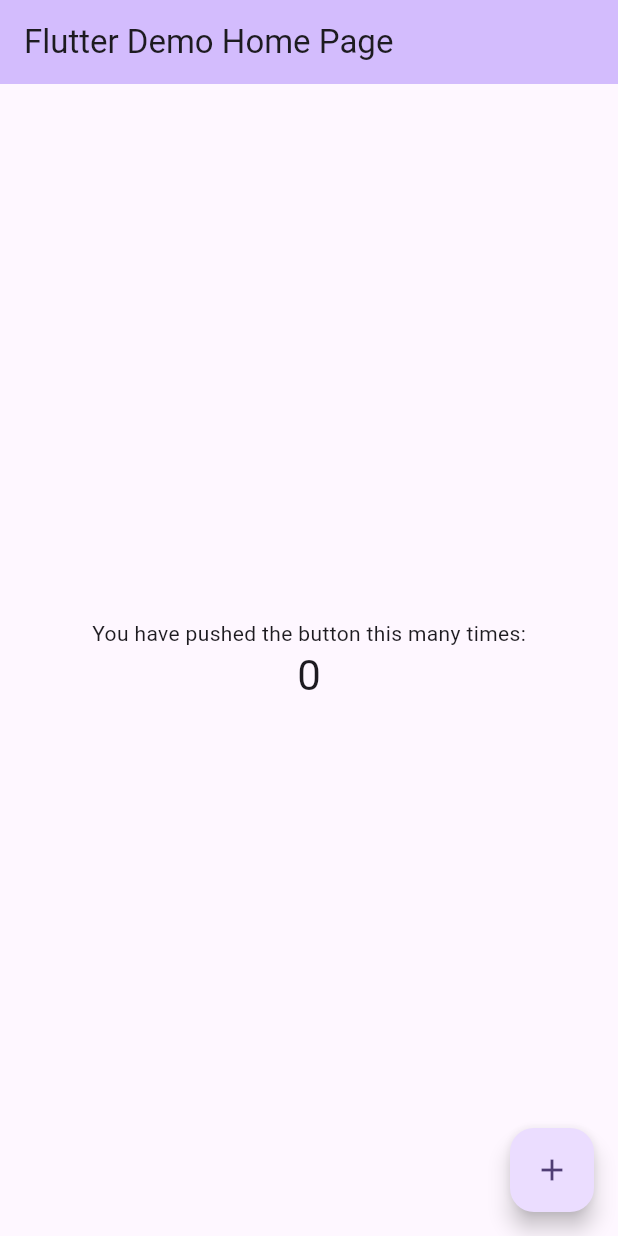
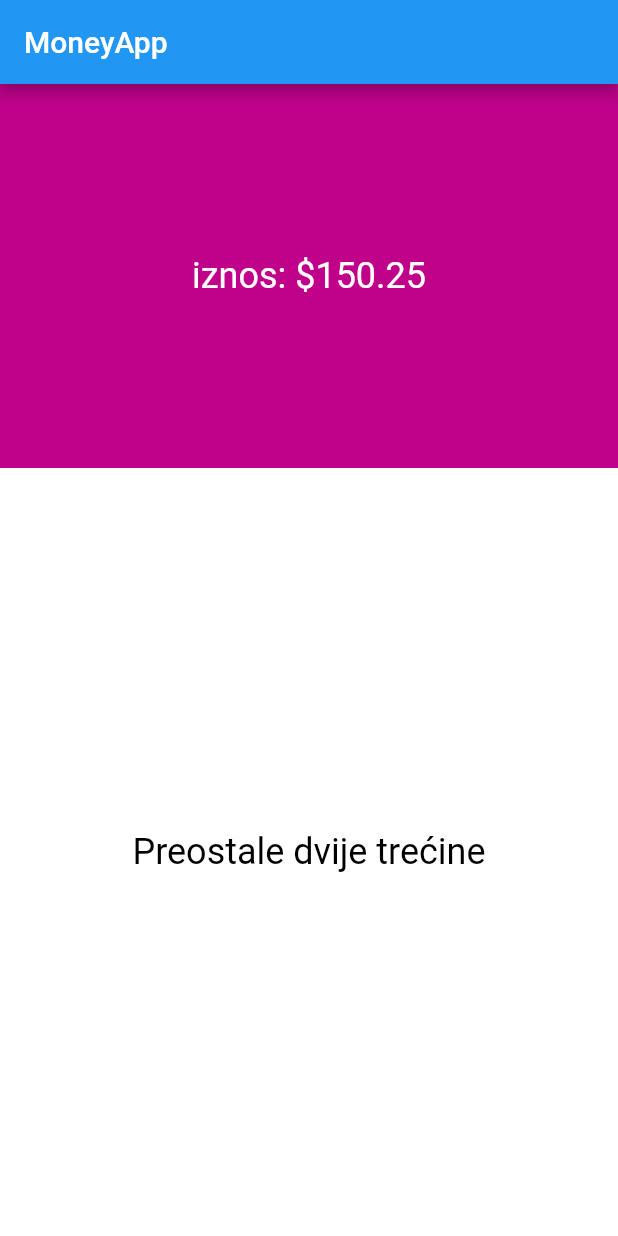
Before and after one commit to KerimZuna/MoneyApp, a Flutter app: the screen it shows after launch, on a phone screen of 412 x 824 dp. Run offline on Flutter 3.47's test engine with Material 2 defaults, Android fonts, the phone set to English and light mode, and no system bars; our stand-ins replace get.

Commit message:
Kreirao prvi page - Transactions.dart

```diff
--- /dev/null
+++ b/money_app/lib/controllers/balanceController.dart
@@ -0,0 +1,65 @@
+import 'package:get/get.dart';
+import 'package:intl/intl.dart';
+import 'package:money_app/models/modelTransaction.dart';
+
+class iznosController extends GetxController{
+  var iznos = 0.0.obs;
+  var transakcije = <Transakcije>[].obs;
+
+  @override
+  void onInit() {
+    super.onInit();
+    iznos.value = 150.25;
+    transakcije.value = _getDummyTransactions();
+  }
+
+  void dodajIznos(double iznosZaDodati){
+    iznos.value += iznosZaDodati;
+    _dodajTransakciju(
+      Transakcije(
+        tip: tipTransakcije.DEPOSIT,
+        iznos: iznos.value,
+        datum: DateTime.now(),
+    ));
+  }
+
+  void updateiznos(double noviIznos){
+    iznos.value = noviIznos;
+  }
+
+
+  void _dodajTransakciju(Transakcije transakcija) {
+    transakcije.insert(0, transakcija);
+  }
+
+  List<Transakcije> _getDummyTransactions() {
+    return [
+      Transakcije(
+        tip: tipTransakcije.UPLATA,
+        iznos: 45.99,
+        datum: DateTime.now().subtract(Duration(days: 2)),
+        naziv: 'Coffee Shop',
+      ),
+      Transakcije(
+        tip: tipTransakcije.UPLATA,
+        iznos: 25.00,
+        datum: DateTime.now().subtract(Duration(days: 1)),
+        naziv: 'Supermarket',
+      ),
+      Transakcije(
+        tip: tipTransakcije.DEPOSIT,
+        iznos: 100.00,
+        datum: DateTime.now().subtract(Duration(hours: 2)),
+      ),
+    ];
+  }
+  String formatDate(DateTime datum) {
+    if (DateTime.now().difference(datum).inDays == 0) {
+      return 'DANAS';
+    } else if (DateTime.now().difference(datum).inDays == 1) {
+      return 'JUČER';
+    } else {
+      return DateFormat('d MMMM').format(datum);
+    }
+  }
+}
--- a/money_app/lib/main.dart
+++ b/money_app/lib/main.dart
@@ -1,125 +1,22 @@
-import 'package:flutter/material.dart';
+import 'package:flutter/widgets.dart';
+import 'package:get/get_navigation/src/root/get_material_app.dart';
+import 'package:get/get.dart';
+import 'package:money_app/transactions.dart';
+import 'controllers/balanceController.dart';
 
-void main() {
-  runApp(const MyApp());
+void main(){
+  Get.put(iznosController());
+  runApp(MyApp());
 }
 
 class MyApp extends StatelessWidget {
   const MyApp({super.key});
 
-  // This widget is the root of your application.
   @override
   Widget build(BuildContext context) {
-    return MaterialApp(
-      title: 'Flutter Demo',
-      theme: ThemeData(
-        // This is the theme of your application.
-        //
-        // TRY THIS: Try running your application with "flutter run". You'll see
-        // the application has a blue toolbar. Then, without quitting the app,
-        // try changing the seedColor in the colorScheme below to Colors.green
-        // and then invoke "hot reload" (save your changes or press the "hot
-        // reload" button in a Flutter-supported IDE, or press "r" if you used
-        // the command line to start the app).
-        //
-        // Notice that the counter didn't reset back to zero; the application
-        // state is not lost during the reload. To reset the state, use hot
-        // restart instead.
-        //
-        // This works for code too, not just values: Most code changes can be
-        // tested with just a hot reload.
-        colorScheme: ColorScheme.fromSeed(seedColor: Colors.deepPurple),
-        useMaterial3: true,
-      ),
-      home: const MyHomePage(title: 'Flutter Demo Home Page'),
+    return GetMaterialApp(
+      title: 'MoneyApp',
+      home: Transactions(),
     );
   }
 }
-
-class MyHomePage extends StatefulWidget {
-  const MyHomePage({super.key, required this.title});
-
-  // This widget is the home page of your application. It is stateful, meaning
-  // that it has a State object (defined below) that contains fields that affect
-  // how it looks.
-
-  // This class is the configuration for the state. It holds the values (in this
-  // case the title) provided by the parent (in this case the App widget) and
-  // used by the build method of the State. Fields in a Widget subclass are
-  // always marked "final".
-
-  final String title;
-
-  @override
-  State<MyHomePage> createState() => _MyHomePageState();
-}
-
-class _MyHomePageState extends State<MyHomePage> {
-  int _counter = 0;
-
-  void _incrementCounter() {
-    setState(() {
-      // This call to setState tells the Flutter framework that something has
-      // changed in this State, which causes it to rerun the build method below
-      // so that the display can reflect the updated values. If we changed
-      // _counter without calling setState(), then the build method would not be
-      // called again, and so nothing would appear to happen.
-      _counter++;
-    });
-  }
-
-  @override
-  Widget build(BuildContext context) {
-    // This method is rerun every time setState is called, for instance as done
-    // by the _incrementCounter method above.
-    //
-    // The Flutter framework has been optimized to make rerunning build methods
-    // fast, so that you can just rebuild anything that needs updating rather
-    // than having to individually change instances of widgets.
-    return Scaffold(
-      appBar: AppBar(
-        // TRY THIS: Try changing the color here to a specific color (to
-        // Colors.amber, perhaps?) and trigger a hot reload to see the AppBar
-        // change color while the other colors stay the same.
-        backgroundColor: Theme.of(context).colorScheme.inversePrimary,
-        // Here we take the value from the MyHomePage object that was created by
-        // the App.build method, and use it to set our appbar title.
-        title: Text(widget.title),
-      ),
-      body: Center(
-        // Center is a layout widget. It takes a single child and positions it
-        // in the middle of the parent.
-        child: Column(
-          // Column is also a layout widget. It takes a list of children and
-          // arranges them vertically. By default, it sizes itself to fit its
-          // children horizontally, and tries to be as tall as its parent.
-          //
-          // Column has various properties to control how it sizes itself and
-          // how it positions its children. Here we use mainAxisAlignment to
-          // center the children vertically; the main axis here is the vertical
-          // axis because Columns are vertical (the cross axis would be
-          // horizontal).
-          //
-          // TRY THIS: Invoke "debug painting" (choose the "Toggle Debug Paint"
-          // action in the IDE, or press "p" in the console), to see the
-          // wireframe for each widget.
-          mainAxisAlignment: MainAxisAlignment.center,
-          children: <Widget>[
-            const Text(
-              'You have pushed the button this many times:',
-            ),
-            Text(
-              '$_counter',
-              style: Theme.of(context).textTheme.headlineMedium,
-            ),
-          ],
-        ),
-      ),
-      floatingActionButton: FloatingActionButton(
-        onPressed: _incrementCounter,
-        tooltip: 'Increment',
-        child: const Icon(Icons.add),
-      ), // This trailing comma makes auto-formatting nicer for build methods.
-    );
-  }
-}
--- /dev/null
+++ b/money_app/lib/models/modelTransaction.dart
@@ -0,0 +1,20 @@
+// ignore: camel_case_types
+enum tipTransakcije{
+  // ignore: constant_identifier_names
+  UPLATA,
+  // ignore: constant_identifier_names
+  DEPOSIT,
+}
+
+class Transakcije{
+  late final tipTransakcije tip;
+  late final double iznos;
+  late final DateTime datum;
+  late final String naziv;
+  Transakcije({
+    required this.tip,
+    required this.iznos,
+    required this.datum,
+    this.naziv = '',
+  });
+}
--- /dev/null
+++ b/money_app/lib/transactions.dart
@@ -0,0 +1,46 @@
+import 'package:flutter/material.dart';
+import 'package:flutter/widgets.dart';
+import 'package:get/get.dart';
+import 'controllers/balanceController.dart';
+
+class Transactions extends StatelessWidget {
+  const Transactions({super.key});
+  @override
+  Widget build(BuildContext context) {
+    return Scaffold(
+      appBar: AppBar(
+        title: const Text('MoneyApp'),
+      ),
+      body: Center(
+        child: Column(
+          children: [
+            Expanded(
+              flex: 1,
+              child: Container(
+                color: Color(0xFFC0028B),
+                child: Center(
+                  child: Obx(
+                    () => Text(
+                      'iznos: \$${Get.find<iznosController>().iznos.value.toStringAsFixed(2)}',
+                      style: const TextStyle(color: Colors.white, fontSize: 24),
+                    ),
+                  ),
+                ),
+              ),
+            ),
+            Expanded(
+                flex: 2,
+                child: Container(
+                  color: Colors.white,
+                  child: Center(
+                      child: Text(
+                    'Preostale dvije trećine',
+                    style: const TextStyle(color: Colors.black, fontSize: 24),
+                  )),
+                ))
+          ],
+        ),
+      ),
+    );
+  }
+}
--- a/money_app/pubspec.yaml
+++ b/money_app/pubspec.yaml
@@ -31,7 +31,9 @@ dependencies:
   flutter:
     sdk: flutter
 
-
+  get: ^4.6.5
+  get_storage: ^2.1.1
+  intl: ^0.17.0
   # The following adds the Cupertino Icons font to your application.
   # Use with the CupertinoIcons class for iOS style icons.
   cupertino_icons: ^1.0.2
```
Also changed, not shown: money_app/pubspec.lock, 2 other files.
